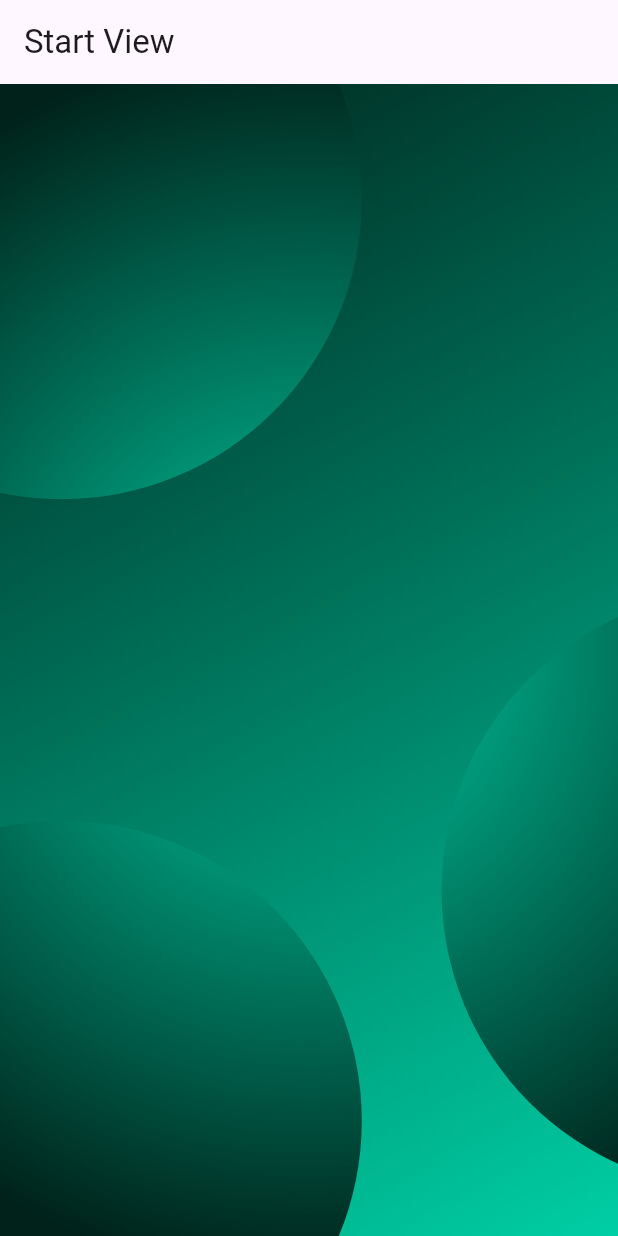
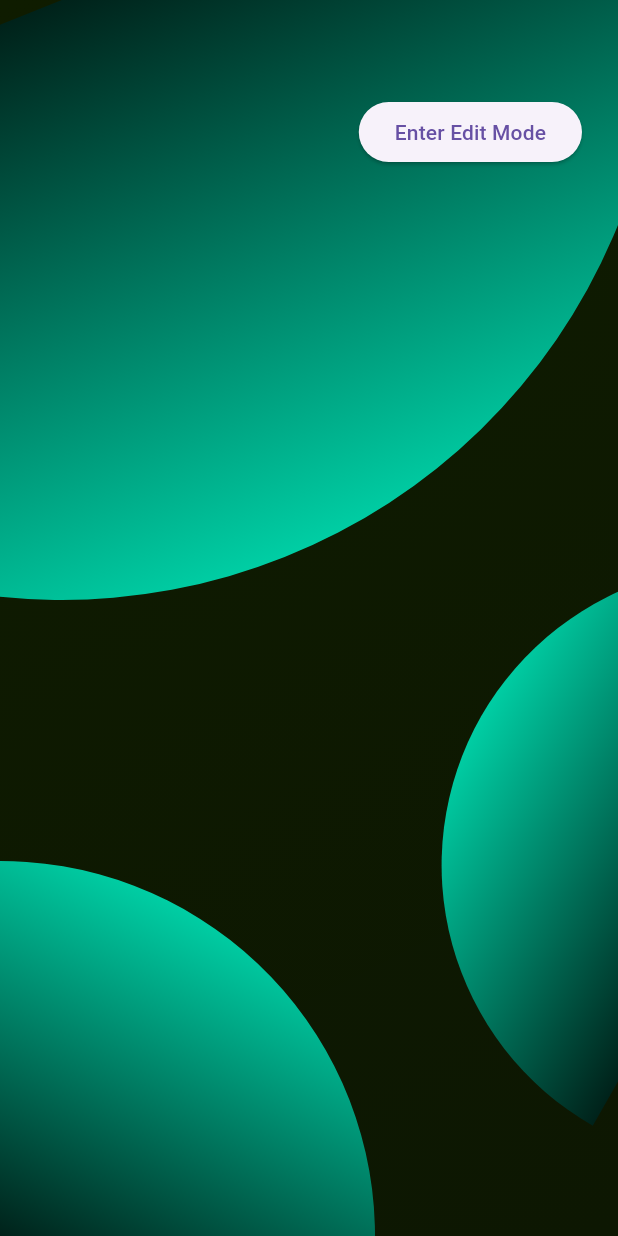
Before and after one commit to kien-mnly/appthemes-v3, a Flutter app: the screen it shows after launch, on a phone screen of 412 x 824 dp. Run offline on Flutter 3.47's test engine with Material 3 defaults, Android fonts, the phone set to English and light mode, and no system bars.

Commit message:
feat: Enhance custom theming and UI components

```diff
--- a/lib/config/theme/custom_background.dart
+++ b/lib/config/theme/custom_background.dart
@@ -5,13 +5,17 @@ class CustomBackground {
   final String id;
   final String name;
   final List<Color> backgroundColors;
+  final List<Color> elementColors;
   final Color accentColor;
+  final double elementOpacity;
 
   CustomBackground({
     required this.id,
     required this.name,
     required this.backgroundColors,
+    required this.elementColors,
     required this.accentColor,
+    this.elementOpacity = 1.0,
   });
 }
 
@@ -19,25 +23,62 @@ final List<CustomBackground> customBackgrounds = [
   CustomBackground(
     id: 'bg0',
     name: 'Tech-Savvy',
-    backgroundColors: [CustomColors.green800, CustomColors.green700],
+    backgroundColors: [
+      CustomColors.green800,
+      CustomColors.green800.withValues(alpha: 0.75),
+    ],
+    //requires 3 colors for better gradient effect
+    elementColors: [
+      CustomColors.green800,
+      CustomColors.green800,
+      CustomColors.green300,
+    ],
     accentColor: CustomColors.green300,
+    elementOpacity: 0.75,
   ),
   CustomBackground(
     id: 'bg1',
     name: 'Finance',
-    backgroundColors: [CustomColors.turqoise800, CustomColors.turqoise500],
+    backgroundColors: [
+      CustomColors.green800,
+      CustomColors.green800.withValues(alpha: 0.75),
+    ],
+    elementColors: [
+      CustomColors.turqoise800,
+      CustomColors.turqoise800,
+      CustomColors.turqoise500,
+    ],
     accentColor: CustomColors.turqoise500,
+    elementOpacity: 0.75,
   ),
   CustomBackground(
     id: 'bg2',
     name: 'Environment',
-    backgroundColors: [CustomColors.green800, CustomColors.green300],
+    backgroundColors: [
+      CustomColors.green800,
+      CustomColors.green800.withValues(alpha: 0.75),
+    ],
+    elementColors: [
+      CustomColors.green800,
+      CustomColors.green800,
+      CustomColors.green300,
+    ],
     accentColor: CustomColors.green300,
+    elementOpacity: 0.75,
   ),
   CustomBackground(
     id: 'bg3',
     name: 'Doomsday',
-    backgroundColors: [CustomColors.turqoise800, CustomColors.turqoise500],
+    backgroundColors: [
+      CustomColors.green800,
+      CustomColors.green800.withValues(alpha: 0.75),
+    ],
+    elementColors: [
+      CustomColors.turqoise800,
+      CustomColors.turqoise800,
+      CustomColors.turqoise500,
+    ],
     accentColor: CustomColors.turqoise500,
+    elementOpacity: 0.75,
   ),
 ];
--- a/lib/views/start_view.dart
+++ b/lib/views/start_view.dart
@@ -1,6 +1,7 @@
 import 'package:appthemes_v3/config/theme/custom_background.dart';
-import 'package:appthemes_v3/widgets/dashboard_background.dart';
+import 'package:appthemes_v3/widgets/custom_scaffold.dart';
 import 'package:flutter/material.dart';
+import 'package:appthemes_v3/widgets/edit_bar.dart';
 
 class StartView extends StatefulWidget {
   const StartView({super.key});
@@ -11,6 +12,7 @@ class StartView extends StatefulWidget {
 
 class _StartViewState extends State<StartView> {
   bool isEditMode = false;
+  int selectedThemeIndex = 1; // Default to Ocean Breeze
 
   void toggleEditMode() {
     setState(() {
@@ -18,12 +20,35 @@ class _StartViewState extends State<StartView> {
     });
   }
 
+  void changeTheme(int index) {
+    setState(() {
+      selectedThemeIndex = index;
+    });
+  }
+
   @override
   Widget build(BuildContext context) {
-    return Scaffold(
-      appBar: AppBar(title: const Text('Start View')),
-      body: Stack(
-        children: [DashboardBackground(background: customBackgrounds[1])],
+    return CustomScaffold(
+      background: customBackgrounds[selectedThemeIndex],
+      body: Align(
+        alignment: Alignment.topRight,
+        child: Padding(
+          padding: const EdgeInsets.symmetric(horizontal: 24.0, vertical: 64.0),
+          child: ElevatedButton(
+            onPressed: toggleEditMode,
+            child: Text(isEditMode ? 'Exit Edit Mode' : 'Enter Edit Mode'),
+          ),
+        ),
+      ),
+      bottomNavigationBar: AnimatedSwitcher(
+        duration: const Duration(milliseconds: 300),
+        child: isEditMode
+            ? EditToolbar(
+                onExit: toggleEditMode,
+                onThemeChange: changeTheme,
+                selectedThemeIndex: selectedThemeIndex,
+              )
+            : const SizedBox.shrink(),
       ),
     );
   }
--- a/lib/widgets/custom_scaffold.dart
+++ b/lib/widgets/custom_scaffold.dart
@@ -0,0 +1,119 @@
+import 'dart:ui';
+import 'package:appthemes_v3/config/theme/custom_colors.dart';
+import 'package:flutter/material.dart';
+import '../config/theme/custom_background.dart';
+import 'dashboard_background.dart';
+
+enum TitleSize { sm, md, lg, xl }
+
+class CustomScaffold extends StatelessWidget {
+  final Widget body;
+  final CustomBackground background;
+
+  // AppBar related
+  final String? title;
+  final Widget? leading;
+  final String? subTitle;
+  final TitleSize titleSize;
+  final List<Widget>? actions;
+  final bool centerTitle;
+  final bool useAppBar;
+  final bool extendBodyBehindAppBar;
+  final bool blurBehindAppBar;
+
+  // Bottom related
+  final bool bottom;
+  final double minBottomPadding;
+  final Widget? floatingNavigationBar;
+  final Widget? bottomNavigationBar;
+
+  // Other
+  final bool resizeToAvoidBottomInset;
+
+  const CustomScaffold({
+    Key? key,
+    required this.body,
+    required this.background,
+    this.title,
+    this.leading,
+    this.subTitle,
+    this.titleSize = TitleSize.lg,
+    this.actions,
+    this.centerTitle = false,
+    this.bottom = true,
+    this.minBottomPadding = 15,
+    this.useAppBar = true,
+    this.extendBodyBehindAppBar = false,
+    this.floatingNavigationBar,
+    this.bottomNavigationBar,
+    this.resizeToAvoidBottomInset = true,
+    this.blurBehindAppBar = true,
+  }) : super(key: key);
+
+  double _getTitleFontSize() {
+    switch (titleSize) {
+      case TitleSize.sm:
+        return 18;
+      case TitleSize.md:
+        return 22;
+      case TitleSize.lg:
+        return 26;
+      case TitleSize.xl:
+        return 30;
+    }
+  }
+
+  @override
+  Widget build(BuildContext context) {
+    return Scaffold(
+      backgroundColor: CustomColors.dark900,
+      extendBodyBehindAppBar: extendBodyBehindAppBar,
+      resizeToAvoidBottomInset: resizeToAvoidBottomInset,
+      appBar: useAppBar && (title != null || leading != null || actions != null)
+          ? AppBar(
+              title: title != null
+                  ? Column(
+                      crossAxisAlignment: centerTitle
+                          ? CrossAxisAlignment.center
+                          : CrossAxisAlignment.start,
+                      mainAxisSize: MainAxisSize.min,
+                      children: [
+                        Text(
+                          title!,
+                          style: TextStyle(fontSize: _getTitleFontSize()),
+                        ),
+                        if (subTitle != null)
+                          Text(subTitle!, style: const TextStyle(fontSize: 12)),
+                      ],
+                    )
+                  : null,
+              leading: leading,
+              actions: actions,
+              centerTitle: centerTitle,
+              backgroundColor: blurBehindAppBar
+                  ? Colors.transparent
+                  : Theme.of(context).appBarTheme.backgroundColor,
+              elevation: blurBehindAppBar ? 0 : null,
+              flexibleSpace: blurBehindAppBar
+                  ? ClipRect(
+                      child: BackdropFilter(
+                        filter: ImageFilter.blur(sigmaX: 10, sigmaY: 10),
+                        child: Container(color: Colors.black.withOpacity(0.1)),
+                      ),
+                    )
+                  : null,
+            )
+          : null,
+      body: Stack(
+        children: [
+          DashboardBackground(background: background),
+          Padding(
+            padding: EdgeInsets.only(bottom: bottom ? minBottomPadding : 0),
+            child: body,
+          ),
+        ],
+      ),
+      bottomNavigationBar: floatingNavigationBar ?? bottomNavigationBar,
+    );
+  }
+}
--- a/lib/widgets/dashboard_background.dart
+++ b/lib/widgets/dashboard_background.dart
@@ -4,13 +4,18 @@ import '../config/theme/custom_painter.dart';
 
 class DashboardBackground extends StatelessWidget {
   final CustomBackground background;
+
   const DashboardBackground({super.key, required this.background});
 
   @override
   Widget build(BuildContext context) {
     return CustomPaint(
-      painter: DashboardPainter(background.backgroundColors),
-      child: Container(), // vult het scherm
+      painter: DashboardPainter(
+        backgroundColors: background.backgroundColors,
+        elementColors: background.elementColors,
+        elementOpacity: background.elementOpacity,
+      ),
+      child: Container(),
     );
   }
 }
```
Also changed, not shown: lib/config/theme/custom_painter.dart (+49 -19 lines), lib/widgets/edit_bar.dart (added, +65 -0 lines), lib/widgets/nav_bar.dart (added, +81 -0 lines), 18 other files.
